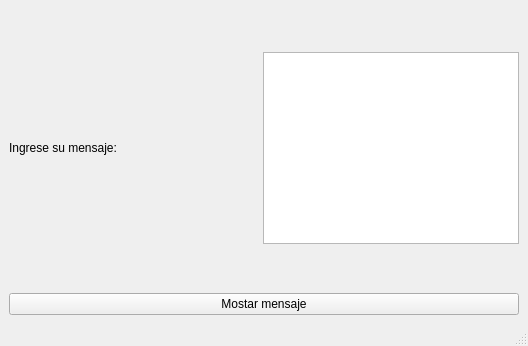
Above: introduccion_al_desarrollo_con_pyqgis/pyqt/3_example/input_message_ui.ui from qgisco/1era_jornada_de_talleres before the change. Below: the same form after it.
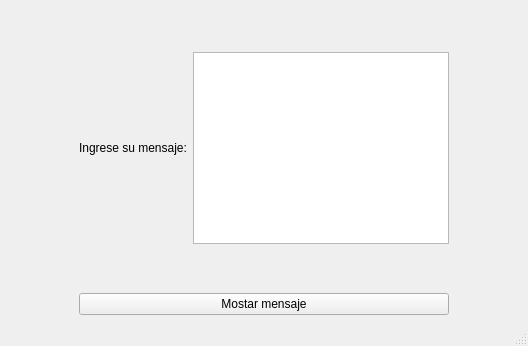
That is the form after the change.

```diff
--- a/introduccion_al_desarrollo_con_pyqgis/pyqt/3_example/input_message_ui.ui
+++ b/introduccion_al_desarrollo_con_pyqgis/pyqt/3_example/input_message_ui.ui
@@ -15,27 +15,40 @@
   </property>
   <widget class="QWidget" name="centralwidget">
    <layout class="QGridLayout" name="gridLayout">
-    <item row="0" column="0">
-     <spacer name="verticalSpacer">
-      <property name="orientation">
-       <enum>Qt::Vertical</enum>
-      </property>
-      <property name="sizeHint" stdset="0">
-       <size>
-        <width>20</width>
-        <height>40</height>
-       </size>
-      </property>
-     </spacer>
-    </item>
-    <item row="3" column="0">
+    <item row="3" column="1">
      <widget class="QPushButton" name="btn_show_message">
       <property name="text">
        <string>Mostar mensaje</string>
       </property>
      </widget>
     </item>
+    <item row="0" column="1">
+     <spacer name="verticalSpacer">
+      <property name="orientation">
+       <enum>Qt::Vertical</enum>
+      </property>
+      <property name="sizeHint" stdset="0">
+       <size>
+        <width>20</width>
+        <height>40</height>
+       </size>
+      </property>
+     </spacer>
+    </item>
     <item row="1" column="0">
+     <spacer name="horizontalSpacer">
+      <property name="orientation">
+       <enum>Qt::Horizontal</enum>
+      </property>
+      <property name="sizeHint" stdset="0">
+       <size>
+        <width>40</width>
+        <height>20</height>
+       </size>
+      </property>
+     </spacer>
+    </item>
+    <item row="1" column="1">
      <layout class="QHBoxLayout" name="horizontalLayout">
       <property name="sizeConstraint">
        <enum>QLayout::SetMinimumSize</enum>
@@ -59,7 +72,7 @@
       </item>
      </layout>
     </item>
-    <item row="2" column="0">
+    <item row="2" column="1">
      <spacer name="verticalSpacer_2">
       <property name="orientation">
        <enum>Qt::Vertical</enum>
@@ -72,6 +85,19 @@
       </property>
      </spacer>
     </item>
+    <item row="1" column="2">
+     <spacer name="horizontalSpacer_2">
+      <property name="orientation">
+       <enum>Qt::Horizontal</enum>
+      </property>
+      <property name="sizeHint" stdset="0">
+       <size>
+        <width>40</width>
+        <height>20</height>
+       </size>
+      </property>
+     </spacer>
+    </item>
    </layout>
   </widget>
   <widget class="QMenuBar" name="menubar">
```
